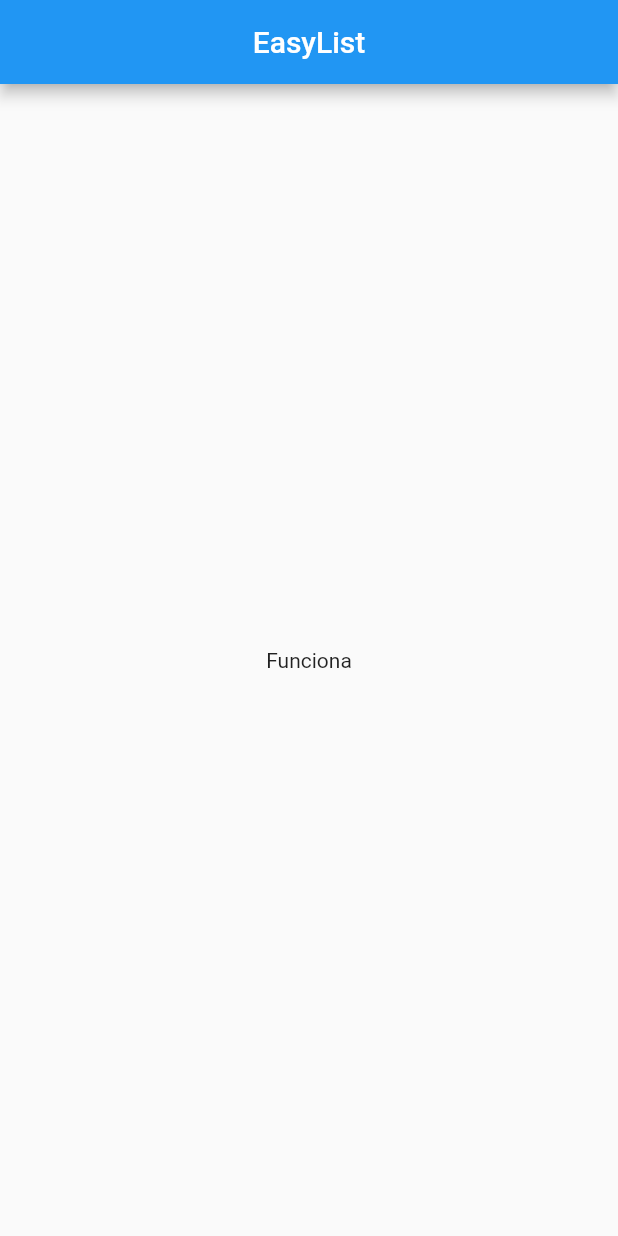
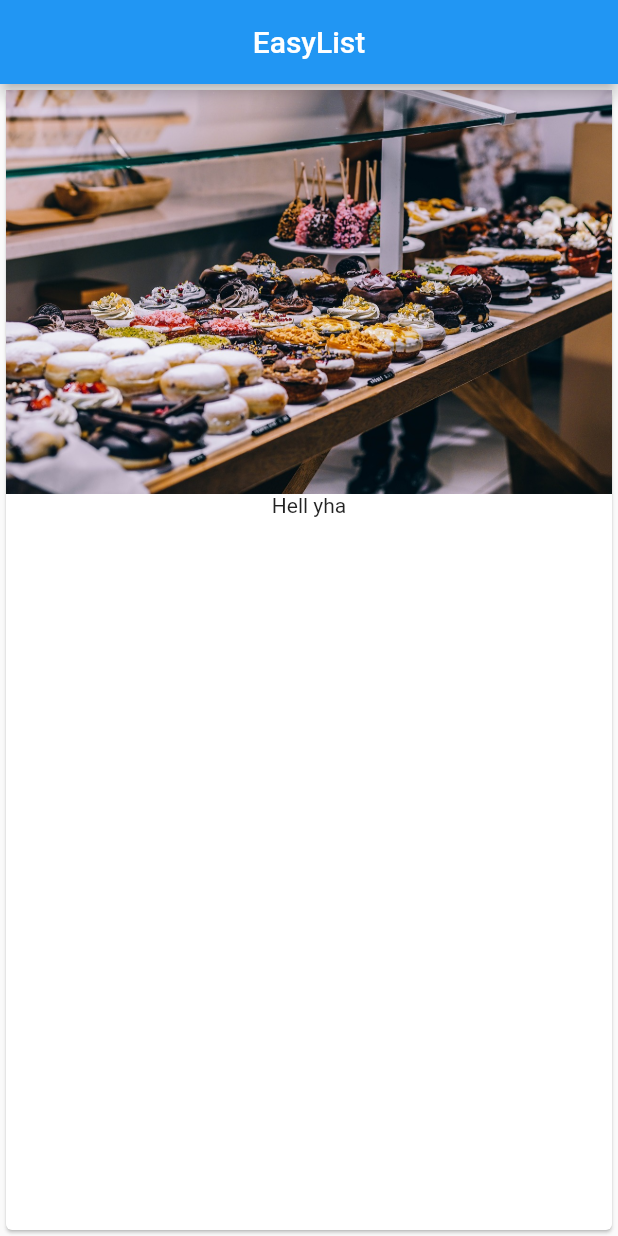
Before and after one commit to rafaelstoner/EasyList, a Flutter app: the screen it shows after launch, on a phone screen of 412 x 824 dp. Run offline on Flutter 3.47's test engine with Material 2 defaults, Android fonts, the phone set to English and light mode, and no system bars.

Commit message:
Add Card to the screen

```diff
--- a/lib/main.dart
+++ b/lib/main.dart
@@ -16,9 +16,14 @@ class MyApp extends StatelessWidget {
             child: Text('EasyList'),
           ),
         ),
-        body: const Center(
-          child: Text('Funciona'),
-        ),
+        body: Card(
+          child: Column (
+            children: [
+              Image.asset('assets/food.jpg'),
+              Text('Hell yha'),
+            ],
+          ),
+        )
 
       ),
     );
--- a/pubspec.yaml
+++ b/pubspec.yaml
@@ -58,8 +58,8 @@ flutter:
   uses-material-design: true
 
   # To add assets to your application, add an assets section, like this:
-  # assets:
-  #   - images/a_dot_burr.jpeg
+  assets:
+    - assets/food.jpg
   #   - images/a_dot_ham.jpeg
 
   # An image asset can refer to one or more resolution-specific "variants", see
```
Also changed, not shown: assets/food.jpg (added).
